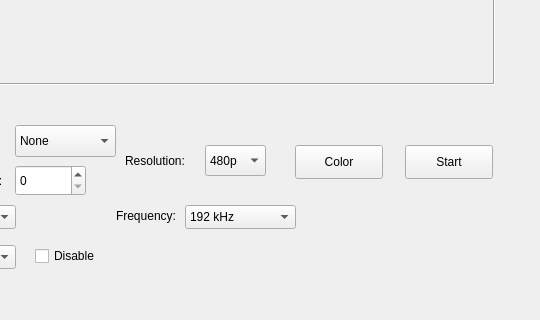
Qt form vocWindowView.ui (rdelgiudi/vocalization-recorder) before a commit; both pictures show x 505 to 1045 and y 475 to 795 of the 1045 by 982 pixel window.
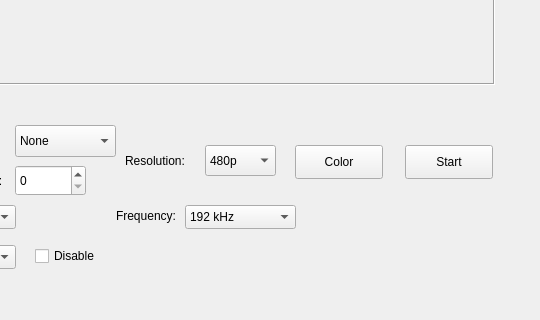
The same form after that commit.

Commit message: L515 compatibility and Windows fixes

What changed in the file:
```diff
--- a/vocWindowView.ui
+++ b/vocWindowView.ui
@@ -157,7 +157,7 @@
      <rect>
       <x>710</x>
       <y>620</y>
-      <width>61</width>
+      <width>71</width>
       <height>31</height>
      </rect>
     </property>
```
Left out of the diff: 5 changed lines with no effect on the pictures. The commit also changes 3 other files.
